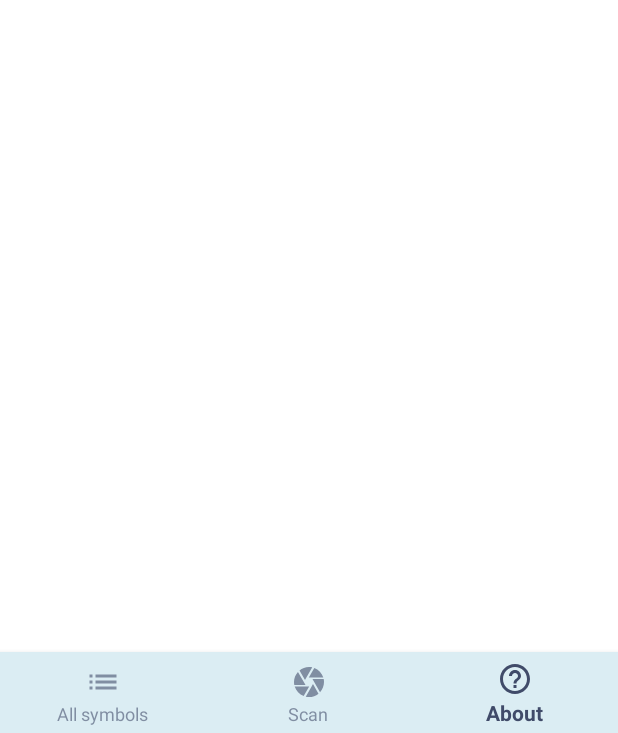
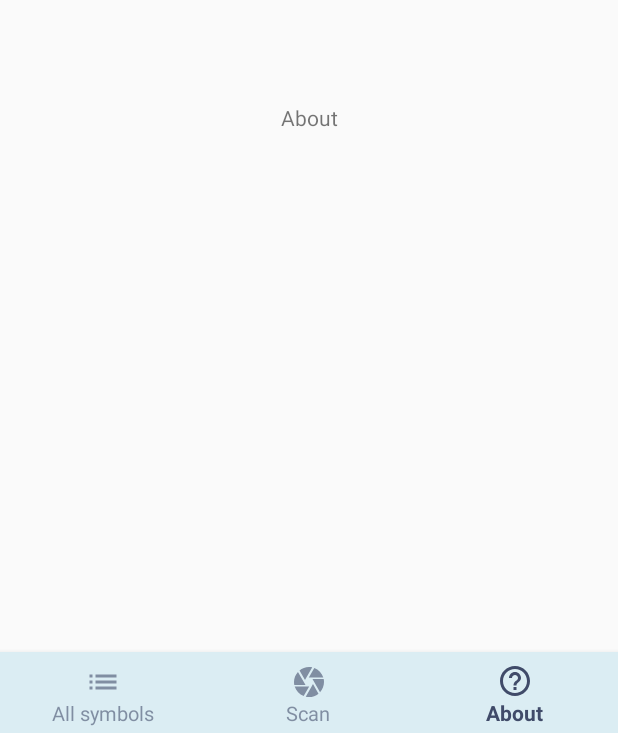
Before and after one commit to profiralex/laundry-buddy, an Android app: the screen it shows after launch (MainActivity), item 3 of the bottom bar chosen, on a phone screen of 412 x 824 dp. Shown: the part 500-1233 px from the top of the screen. Run offline under Robolectric (Android 15) with nearby library versions, the phone set to English and light mode, and no system bars.

Commit message:
Update main menu to switch pages on click.

```diff
--- a/app/src/main/java/com/profir/laundrybuddy/ui/main/fragments/MainFragment.kt
+++ b/app/src/main/java/com/profir/laundrybuddy/ui/main/fragments/MainFragment.kt
@@ -6,6 +6,8 @@ import android.view.LayoutInflater
 import android.view.View
 import android.view.ViewGroup
 import com.profir.laundrybuddy.R
+import com.profir.laundrybuddy.ui.main.widgets.MainAdapter
+import kotlinx.android.synthetic.main.fragment_main.*
 
 /**
  * Created by profiralexandr on 07/03/2018.
@@ -19,5 +21,17 @@ class MainFragment : Fragment() {
     }
 
     override fun onViewCreated(view: View, savedInstanceState: Bundle?) {
+        mainFragmentVP.setOnTouchListener { _, _ -> true }
+        mainFragmentVP.adapter = MainAdapter(childFragmentManager)
+        mainFragmentVP.offscreenPageLimit = 3
+
+        mainFragmentBottomNV.setOnNavigationItemSelectedListener { item ->
+            when (item.itemId) {
+                R.id.mainMenuList -> mainFragmentVP.currentItem = 0
+                R.id.mainMenuScan -> mainFragmentVP.currentItem = 1
+                R.id.mainMenuAbout -> mainFragmentVP.currentItem = 2
+            }
+            true
+        }
     }
 }
--- /dev/null
+++ b/app/src/main/java/com/profir/laundrybuddy/ui/main/widgets/MainAdapter.kt
@@ -0,0 +1,26 @@
+package com.profir.laundrybuddy.ui.main.widgets
+
+import android.support.v4.app.Fragment
+import android.support.v4.app.FragmentManager
+import android.support.v4.app.FragmentPagerAdapter
+import com.profir.laundrybuddy.ui.about.fragments.AboutFragment
+import com.profir.laundrybuddy.ui.symbols.fragments.SymbolsFragment
+
+/**
+ * Created by profiralexandr on 16/03/2018.
+ */
+class MainAdapter(manager: FragmentManager) : FragmentPagerAdapter(manager) {
+
+    override fun getItem(position: Int): Fragment {
+        return when (position) {
+            0 -> SymbolsFragment()
+            1 -> SymbolsFragment()
+            2 -> AboutFragment()
+            else -> throw IllegalArgumentException("Page not handled")
+        }
+    }
+
+    override fun getCount(): Int {
+        return 3
+    }
+}
--- a/app/src/main/res/layout/fragment_main.xml
+++ b/app/src/main/res/layout/fragment_main.xml
@@ -8,7 +8,6 @@
         android:id="@+id/mainFragmentVP"
         android:layout_width="match_parent"
         android:layout_height="match_parent"
-        android:background="@android:color/white"
         app:layout_constraintBottom_toTopOf="@+id/mainFragmentBottomNV"
         app:layout_constraintEnd_toEndOf="parent"
         app:layout_constraintStart_toStartOf="parent"
--- a/app/src/main/res/values/dimens.xml
+++ b/app/src/main/res/values/dimens.xml
@@ -1,5 +1,8 @@
-<resources>
+<resources xmlns:tools="http://schemas.android.com/tools">
     <!-- Default screen margins, per the Android Design guidelines. -->
     <dimen name="activity_horizontal_margin">16dp</dimen>
     <dimen name="activity_vertical_margin">16dp</dimen>
+
+    <dimen name="design_bottom_navigation_text_size" tools:override="true">13sp</dimen>
+    <dimen name="design_bottom_navigation_active_text_size" tools:override="true">14sp</dimen>
 </resources>
```
